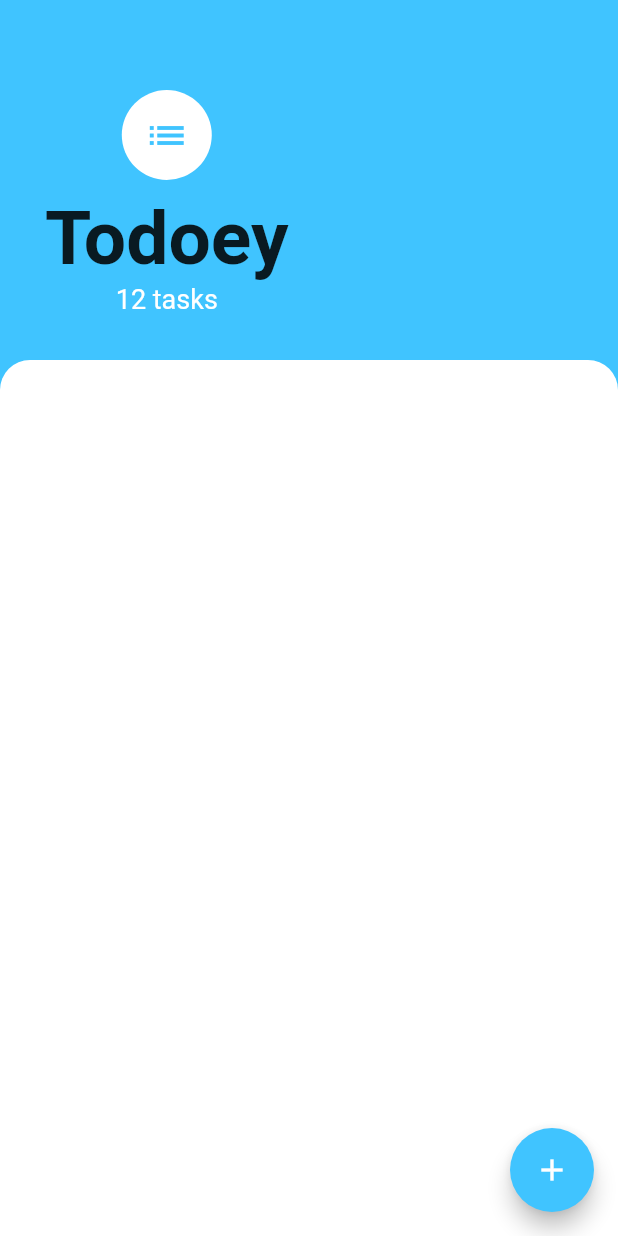
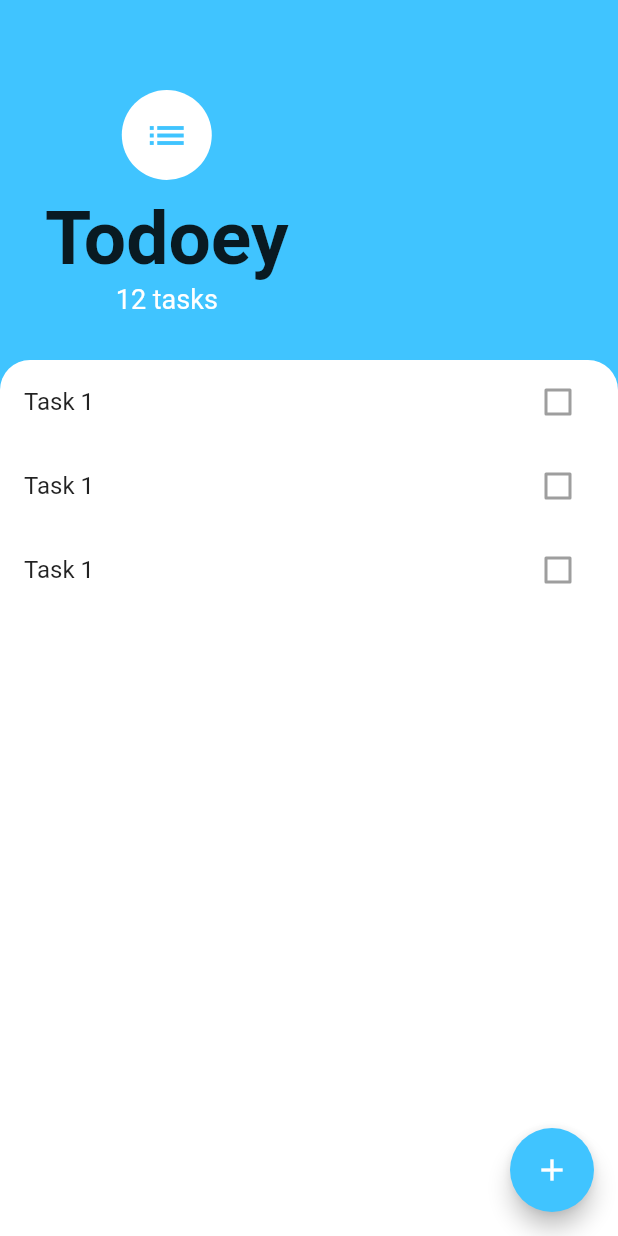
Before and after one commit to DhanrajRateria/todoey, a Flutter app: the screen it shows after launch, on a phone screen of 412 x 824 dp. Run offline on Flutter 3.47's test engine with Material 2 defaults, Android fonts, the phone set to English and light mode, and no system bars.

Commit message:
Improving the UI

```diff
--- a/lib/screens/task_screen.dart
+++ b/lib/screens/task_screen.dart
@@ -1,4 +1,5 @@
 import 'package:flutter/material.dart';
+import 'package:todoey/widgets.dart/task_view.dart';
 
 class TasksScreen extends StatelessWidget {
   const TasksScreen({super.key});
@@ -48,6 +49,7 @@ class TasksScreen extends StatelessWidget {
                   borderRadius: BorderRadius.only(
                       topLeft: Radius.circular(20),
                       topRight: Radius.circular(20))),
+                      child: TaskList(),
             ),
           )
         ],
--- /dev/null
+++ b/lib/widgets.dart/task_list.dart
@@ -0,0 +1,12 @@
+import 'package:flutter/material.dart';
+
+class TaskTile extends StatelessWidget {
+
+  @override
+  Widget build(BuildContext context) {
+    return ListTile(
+      title: Text("Task 1"),
+      trailing: Checkbox(value: false),
+    );
+  }
+}
--- /dev/null
+++ b/lib/widgets.dart/task_view.dart
@@ -0,0 +1,16 @@
+import 'package:flutter/material.dart';
+import 'package:todoey/widgets.dart/task_list.dart';
+
+class TaskList extends StatelessWidget {
+
+  @override
+  Widget build(BuildContext context) {
+    return ListView(
+      children: [
+        TaskTile(),
+        TaskTile(),
+        TaskTile()
+      ]
+    );
+  }
+}
```
